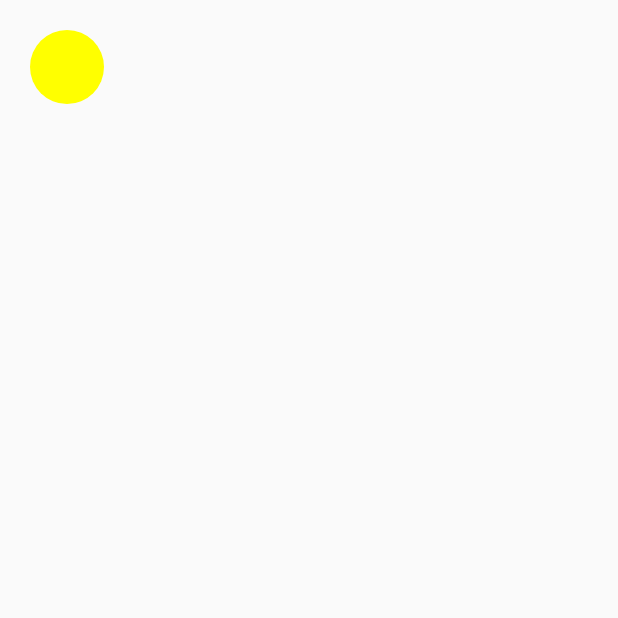
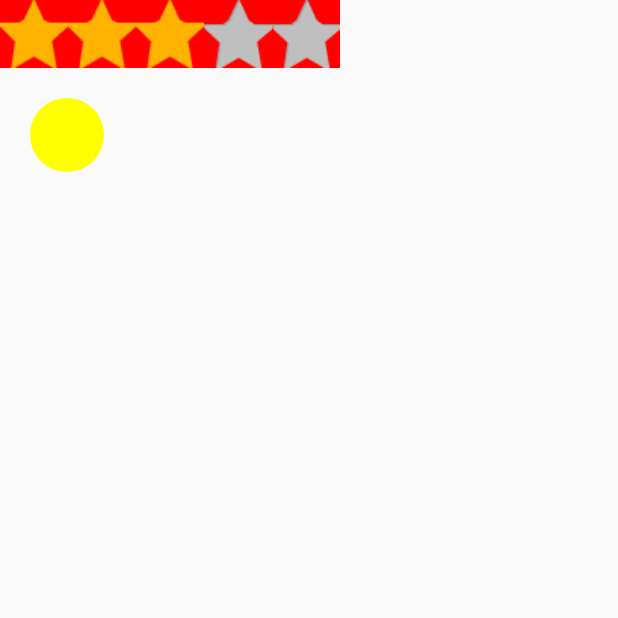
Before and after one commit to cairurui/XAndroid, an Android app: the LearningCustomViewActivity screen opened directly, with no data from a screen before it, on a phone screen of 412 x 824 dp, the top half of it. Run offline under Robolectric (Android 15) with nearby library versions, the phone set to English and light mode, and no system bars; libraries missing offline, so code that uses them is left out: com.alipay.euler, com.facebook.stetho.

Commit message:
自定义view 篇-- RatingBar 和 LetterSideBar

```diff
--- a/app/src/main/AndroidManifest.xml
+++ b/app/src/main/AndroidManifest.xml
@@ -52,7 +52,8 @@
         </service>
 
         <activity android:name=".ui.changeskin.ChangeSkinActivity" />
-        <activity android:name=".ui.customview.LearningCustomViewActivity"></activity>
+        <activity android:name=".ui.customview.LearningCustomViewActivity" />
+        <activity android:name=".ui.customview.LetterSideBarActivity"></activity>
     </application>
 
 </manifest>
--- a/app/src/main/java/com/charry/xandroid/MainActivity.java
+++ b/app/src/main/java/com/charry/xandroid/MainActivity.java
@@ -14,6 +14,7 @@ import com.charry.xandroid.base.BaseActivity;
 import com.charry.xandroid.base.BasePresenter;
 import com.charry.xandroid.ui.changeskin.ChangeSkinActivity;
 import com.charry.xandroid.ui.customview.LearningCustomViewActivity;
+import com.charry.xandroid.ui.customview.LetterSideBarActivity;
 import com.charry.xandroid.ui.home.fragment.ContactsFragment;
 import com.charry.xandroid.ui.home.fragment.FindFragment;
 import com.charry.xandroid.ui.home.fragment.HomeFragment;
@@ -69,7 +70,7 @@ public class MainActivity extends BaseActivity {
     }
 
     private void startOtherActivity() {
-        startActivity(new Intent(this, LearningCustomViewActivity.class));
+        startActivity(new Intent(this, LetterSideBarActivity.class));
         finish();
     }
 
--- a/app/src/main/java/com/charry/xandroid/ui/customview/LearningCustomViewActivity.java
+++ b/app/src/main/java/com/charry/xandroid/ui/customview/LearningCustomViewActivity.java
@@ -26,5 +26,8 @@ public class LearningCustomViewActivity extends AppCompatActivity {
             }
         }, 1000);
 
+
+      RatingBar rating_bar =   findViewById(R.id.rating_bar);
+        rating_bar.setCurrentGrade(3);
     }
 }
--- /dev/null
+++ b/app/src/main/java/com/charry/xandroid/ui/customview/RatingBar.java
@@ -0,0 +1,108 @@
+package com.charry.xandroid.ui.customview;
+
+import android.content.Context;
+import android.content.res.TypedArray;
+import android.graphics.Bitmap;
+import android.graphics.BitmapFactory;
+import android.graphics.Canvas;
+import android.graphics.Color;
+import android.support.annotation.Nullable;
+import android.util.AttributeSet;
+import android.view.MotionEvent;
+import android.view.View;
+
+import com.charry.xandroid.R;
+
+/**
+ * Created by xiaocai on 2018/4/25.
+ */
+
+public class RatingBar extends View {
+    private static final String TAG = "RatingBar";
+
+    private Bitmap mStarNormalBitmap, mStarFocusBitmap;
+    private int mGradeNumber = 5;
+
+    private int mCurrentGrade = 0;
+
+
+    public RatingBar(Context context) {
+        this(context, null);
+    }
+
+    public RatingBar(Context context, @Nullable AttributeSet attrs) {
+        this(context, attrs, 0);
+    }
+
+    public RatingBar(Context context, @Nullable AttributeSet attrs, int defStyleAttr) {
+        super(context, attrs, defStyleAttr);
+        init(context, attrs);
+    }
+
+    private void init(Context context, AttributeSet attrs) {
+        TypedArray a = context.obtainStyledAttributes(attrs, R.styleable.RatingBar);
+        int startNormal = a.getResourceId(R.styleable.RatingBar_starNormal, 0);
+        int startFoces = a.getResourceId(R.styleable.RatingBar_starFocus, 0);
+        mStarNormalBitmap = BitmapFactory.decodeResource(getResources(), startNormal);
+        mStarFocusBitmap = BitmapFactory.decodeResource(getResources(), startFoces);
+        mGradeNumber = a.getInteger(R.styleable.RatingBar_gradeNumber, 0);
+        a.recycle();
+    }
+
+    @Override
+    protected void onMeasure(int widthMeasureSpec, int heightMeasureSpec) {
+        super.onMeasure(widthMeasureSpec, heightMeasureSpec);
+        int width = mStarNormalBitmap.getWidth();
+        int height = mStarNormalBitmap.getHeight();
+        setMeasuredDimension(width * mGradeNumber, height);
+    }
+
+    public void setCurrentGrade(int currentGrade) {
+        this.mCurrentGrade = currentGrade;
+        invalidate();
+    }
+
+    @Override
+    protected void onDraw(Canvas canvas) {
+        super.onDraw(canvas);
+        canvas.drawColor(Color.RED);
+        int x = 0;
+        for (int i = 0; i < mGradeNumber; i++) {
+            x = i * mStarNormalBitmap.getWidth();
+            if (i < mCurrentGrade) {
+                canvas.drawBitmap(mStarFocusBitmap, x, 0, null);
+            } else {
+                canvas.drawBitmap(mStarNormalBitmap, x, 0, null);
+            }
+        }
+    }
+
+    @Override
+    public boolean onTouchEvent(MotionEvent event) {
+
+        switch (event.getAction()) {
+
+            case MotionEvent.ACTION_DOWN:
+            case MotionEvent.ACTION_MOVE:
+
+                float x = event.getX();
+                int currentGrade = (int) ((x / mStarNormalBitmap.getWidth()) + 1);
+                if (currentGrade < 0)
+                    currentGrade = 0;
+                if (currentGrade > mGradeNumber)
+                    currentGrade = mGradeNumber;
+
+                if (mCurrentGrade == currentGrade) return true;
+
+                mCurrentGrade = currentGrade;
+                invalidate();
+
+                return true;
+            default:
+                break;
+        }
+
+
+        return super.onTouchEvent(event);
+    }
+}
--- a/app/src/main/res/layout/activity_learning_custom_view.xml
+++ b/app/src/main/res/layout/activity_learning_custom_view.xml
@@ -7,10 +7,18 @@
     android:orientation="vertical"
     tools:context="com.charry.xandroid.ui.customview.LearningCustomViewActivity">
 
+    <com.charry.xandroid.ui.customview.RatingBar
+        android:layout_width="wrap_content"
+        android:layout_height="wrap_content"
+        android:id="@+id/rating_bar"
+        app:gradeNumber="5"
+        app:starFocus="@drawable/star_selected"
+        app:starNormal="@drawable/star_normal" />
+
     <com.charry.xandroid.ui.customview.ShapeView
+        android:id="@+id/shape_view"
         android:layout_width="50dp"
-        android:layout_margin="20dp"
-        android:id="@+id/shape_view"
-        android:layout_height="50dp" />
+        android:layout_height="50dp"
+        android:layout_margin="20dp" />
 
 </LinearLayout>
--- a/app/src/main/res/values/attrs.xml
+++ b/app/src/main/res/values/attrs.xml
@@ -44,4 +44,10 @@
         <attr name="textColor" format="color"/>
     </declare-styleable>
 
+
+    <declare-styleable name="RatingBar">
+        <attr name="starNormal" format="reference"/>
+        <attr name="starFocus" format="reference"/>
+        <attr name="gradeNumber" format="integer"/>
+    </declare-styleable>
 </resources>
```
Also changed, not shown: app/src/main/java/com/charry/xandroid/ui/customview/LetterSideBar.java (added, +146 -0 lines), app/src/main/java/com/charry/xandroid/ui/customview/LetterSideBarActivity.java (added, +31 -0 lines), app/src/main/res/layout/activity_letter_side_bar.xml (added, +27 -0 lines), app/src/main/res/drawable/star_normal.png (added), app/src/main/res/drawable/star_selected.png (added).
